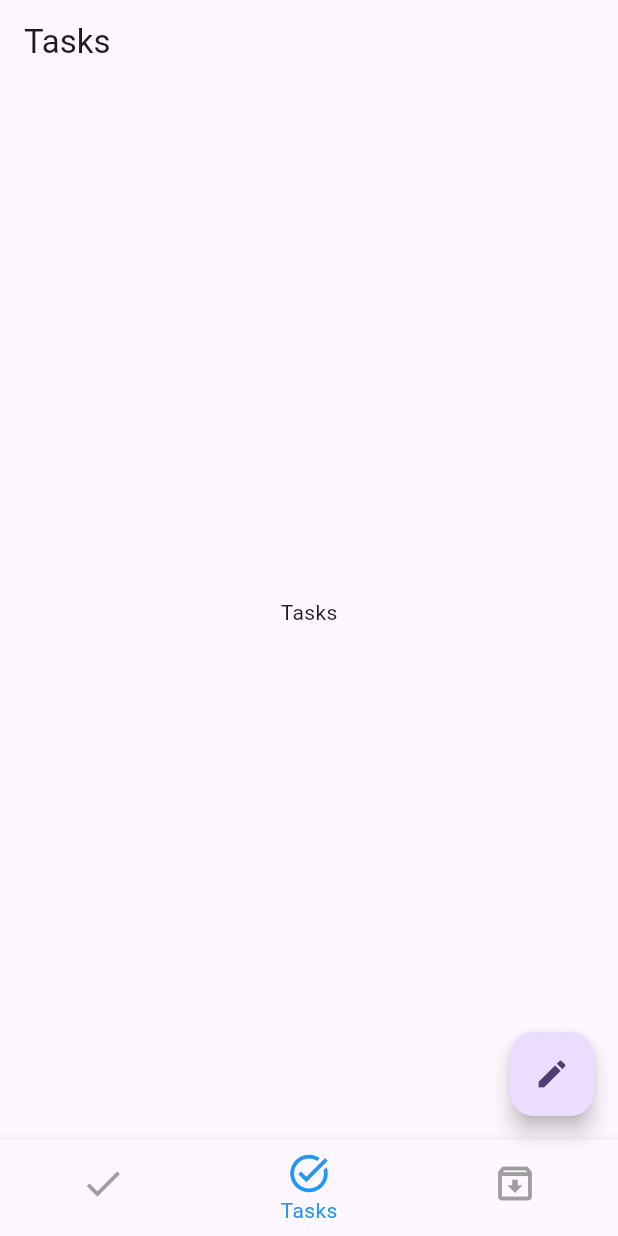
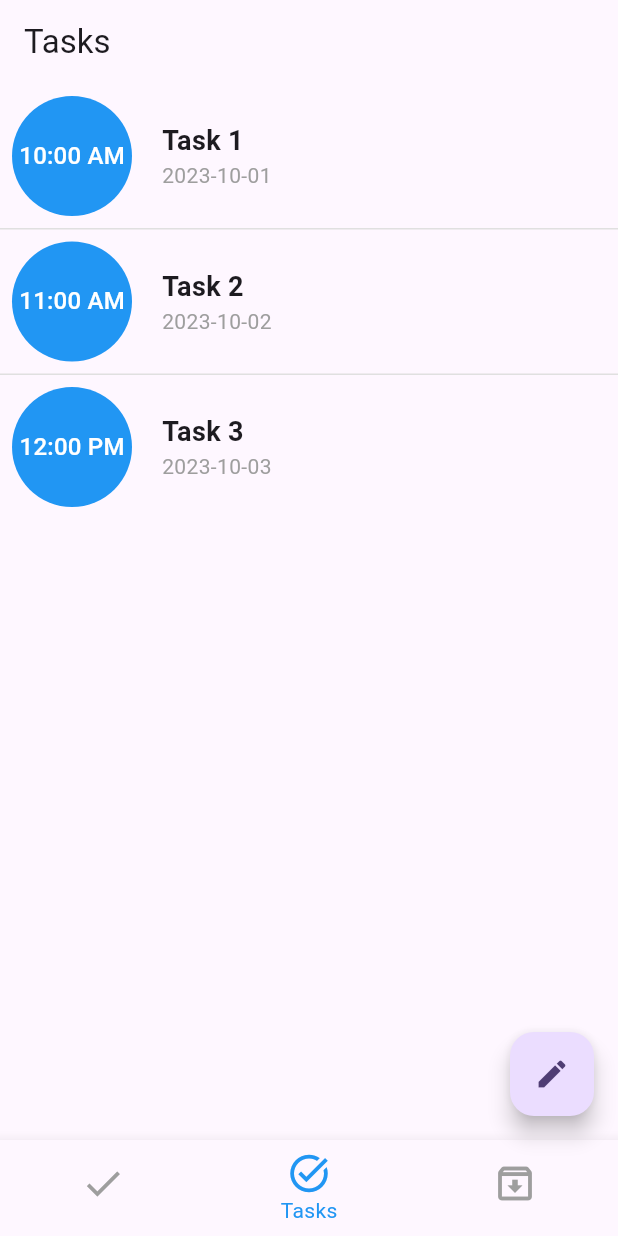
Before and after one commit to IbrahemZakria/todo2, a Flutter app: the screen it shows after launch, item 2 of the bottom bar chosen, on a phone screen of 412 x 824 dp. Run offline on Flutter 3.47's test engine with Material 3 defaults, Android fonts, the phone set to English and light mode, and no system bars; our stand-ins replace fluttertoast, sqflite; accounts and stored records are empty.

Commit message:
Implement task management features with database integration and UI updates

```diff
--- /dev/null
+++ b/lib/moduls/screen_widgets/task_item.dart
@@ -0,0 +1,42 @@
+import 'package:flutter/material.dart';
+
+class TaskItem extends StatelessWidget {
+  TaskItem({
+    super.key,
+    required this.taskTime,
+    required this.taskDate,
+    required this.taskTitle,
+  });
+  String taskTime;
+  String taskDate;
+  String taskTitle;
+
+  @override
+  Widget build(BuildContext context) {
+    return Padding(
+      padding: const EdgeInsets.all(8.0),
+      child: Row(
+        children: [
+          CircleAvatar(
+            radius: 40,
+            backgroundColor: Colors.blue,
+            child: Text(taskTime, style: TextStyle(color: Colors.white)),
+          ),
+          SizedBox(width: 20),
+          Expanded(
+            child: Column(
+              crossAxisAlignment: CrossAxisAlignment.start,
+              children: [
+                Text(
+                  taskTitle,
+                  style: TextStyle(fontSize: 18, fontWeight: FontWeight.bold),
+                ),
+                Text(taskDate, style: TextStyle(color: Colors.grey)),
+              ],
+            ),
+          ),
+        ],
+      ),
+    );
+  }
+}
--- a/lib/moduls/tasks_screen.dart
+++ b/lib/moduls/tasks_screen.dart
@@ -1,10 +1,30 @@
 import 'package:flutter/material.dart';
+import 'package:todoapp2/moduls/screen_widgets/task_item.dart';
 
 class TasksScreen extends StatelessWidget {
   const TasksScreen({super.key});
 
   @override
   Widget build(BuildContext context) {
-    return Center(child: Text('Tasks'));
+    List<Map> tasks = [
+      {'time': '10:00 AM', 'date': '2023-10-01', 'title': 'Task 1'},
+      {'time': '11:00 AM', 'date': '2023-10-02', 'title': 'Task 2'},
+      {'time': '12:00 PM', 'date': '2023-10-03', 'title': 'Task 3'},
+    ];
+    return ListView.separated(
+      itemBuilder:
+          (context, index) => TaskItem(
+            taskTime: tasks[index]['time'],
+            taskDate: tasks[index]['date'],
+            taskTitle: tasks[index]['title'],
+          ),
+      separatorBuilder:
+          (context, index) => Container(
+            height: 1,
+            width: double.infinity,
+            color: Colors.grey[300],
+          ),
+      itemCount: tasks.length,
+    );
   }
 }
--- a/lib/shared/component/custome_text_form_field.dart
+++ b/lib/shared/component/custome_text_form_field.dart
@@ -3,6 +3,7 @@ import 'package:flutter/material.dart';
 // ignore: must_be_immutable
 class CustomeTextFormField extends StatelessWidget {
   CustomeTextFormField.CustomeTextformField({
+    super.key,
     this.obscureText = false,
     this.hintText,
     this.onSaved,
```
Also changed, not shown: lib/layout/home_layout.dart (+9 -1 lines), lib/moduls/done_screen.dart (+34 -1 lines), lib/moduls/screen_widgets/show_bottom_sheet.dart (+5 -5 lines), lib/shared/local_data_base/sqflite.dart (+42 -69 lines).
